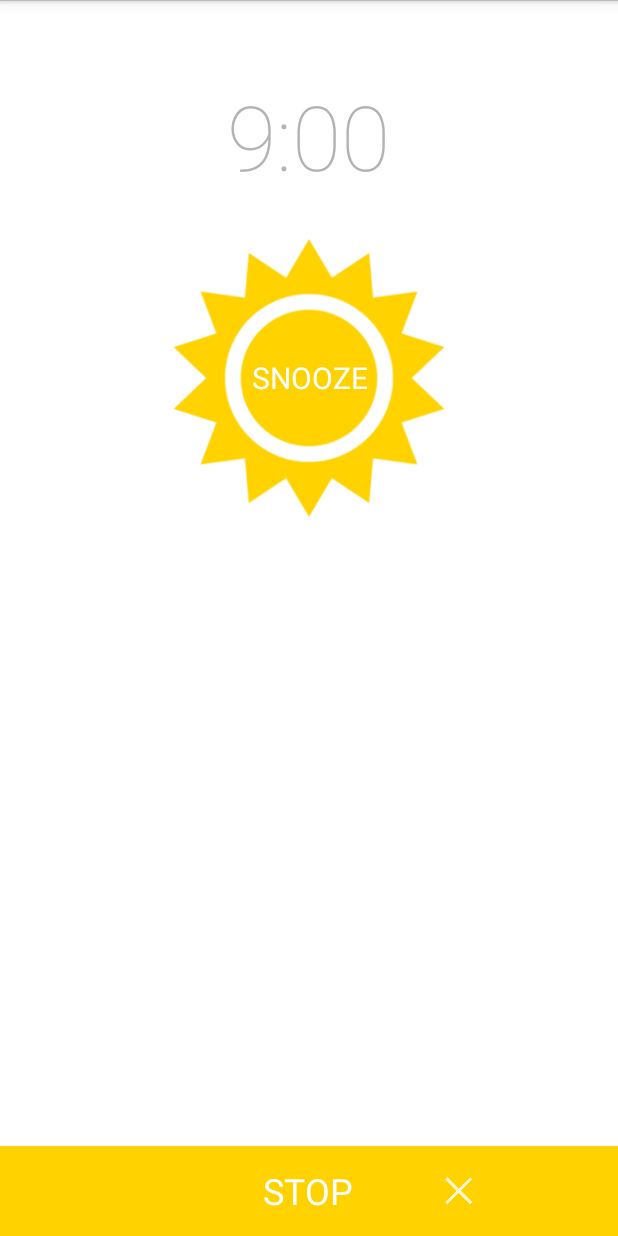
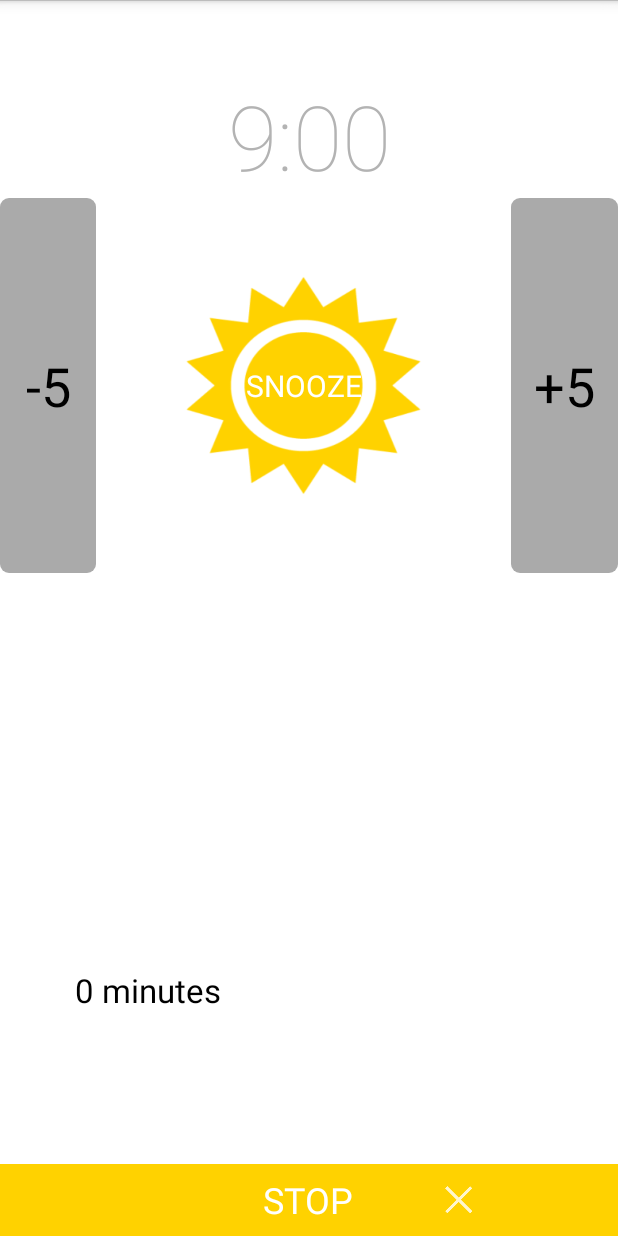
Before and after one commit to RaffaellaTran/morningDrone, an Android app: the RingingAlarmActivity screen opened directly, with no data from a screen before it, on a phone screen of 412 x 824 dp. Run offline under Robolectric (Android 15) with nearby library versions, the phone set to English and light mode, and no system bars; 2 statements that could not run were skipped.

Commit message:
improving snooze

```diff
--- a/app/src/main/AndroidManifest.xml
+++ b/app/src/main/AndroidManifest.xml
@@ -15,6 +15,9 @@
     <uses-permission android:name="android.permission.VIBRATE" />
     <uses-permission android:name="android.permission.RECEIVE_BOOT_COMPLETED" />
     <uses-permission android:name="android.permission.WAKE_LOCK" />
+    <uses-permission android:name="android.permission.BLUETOOTH"/>
+    <uses-permission android:name="android.permission.BLUETOOTH_ADMIN"/>
+
 
     <application
         android:allowBackup="true"
@@ -56,7 +59,7 @@
         <service
             android:name="net.raffy.mp3alarmclock.view.MediaPlayerService"
             android:enabled="true"
-            android:permission="net.mariyana.mp3alarmclock.MY_SERVICE_PERMISSION" />
+            android:permission="net.raffy.mp3alarmclock.MY_SERVICE_PERMISSION" />
 
         <receiver
             android:name="net.raffy.mp3alarmclock.view.PlayAlarmReceiver"
@@ -65,6 +68,16 @@
                 <action android:name="android.intent.action.BOOT_COMPLETED" />
             </intent-filter>
         </receiver>
+        <provider
+            android:name="net.raffy.mp3alarmclock.view.activity.AlarmClockProvider"
+            android:authorities="net.raffy.mp3alarmclock.provider"
+            android:exported="false" />
+        <activity
+            android:name="net.raffy.mp3alarmclock.view.activity.AlarmNotificationActivity"
+            android:screenOrientation="portrait"
+            android:launchMode="singleInstance"
+            android:taskAffinity=""
+            android:excludeFromRecents="true" />
     </application>
 
 </manifest>
--- a/app/src/main/java/net/raffy/mp3alarmclock/view/activity/AlarmNotificationActivity.java
+++ b/app/src/main/java/net/raffy/mp3alarmclock/view/activity/AlarmNotificationActivity.java
@@ -42,7 +42,7 @@ public class AlarmNotificationActivity extends Activity {
     @Override
     public void onCreate(Bundle state) {
         super.onCreate(state);
-        setContentView(R.layout.ringing_alarm_activity);
+        setContentView(R.layout.notification);
         // Make sure this window always shows over the lock screen.
         getWindow().addFlags(WindowManager.LayoutParams.FLAG_SHOW_WHEN_LOCKED);
 
--- a/app/src/main/java/net/raffy/mp3alarmclock/view/activity/RingingAlarmActivity.java
+++ b/app/src/main/java/net/raffy/mp3alarmclock/view/activity/RingingAlarmActivity.java
@@ -7,6 +7,7 @@ import android.app.PendingIntent;
 import android.content.Context;
 import android.content.Intent;
 import android.os.Bundle;
+import android.util.Log;
 import android.view.View;
 import android.view.View.OnClickListener;
 import android.view.Window;
@@ -17,20 +18,24 @@ import android.widget.TextView;
 import net.raffy.mp3alarmclock.R;
 import net.raffy.mp3alarmclock.model.Alarm;
 import net.raffy.mp3alarmclock.morning_drone.AlarmsManager;
+import net.raffy.mp3alarmclock.view.AlarmNotificationService;
 import net.raffy.mp3alarmclock.view.MediaPlayerService;
+
+import static android.content.ContentValues.TAG;
 
 
 public class RingingAlarmActivity extends Activity {
 	private Window window;
 	private AlarmsManager alarmsManger;
 	public static final int SNOOZING_NOTIFICATION_ID = 222;
-
+	private int snooze;
 	@Override
 	protected void onCreate(Bundle savedInstanceState) {
 		super.onCreate(savedInstanceState);
 
 		window = this.getWindow();
 		window.addFlags(WindowManager.LayoutParams.FLAG_DISMISS_KEYGUARD);
+		// Make sure this window always shows over the lock screen.
 		window.addFlags(WindowManager.LayoutParams.FLAG_SHOW_WHEN_LOCKED);
 		window.addFlags(WindowManager.LayoutParams.FLAG_TURN_SCREEN_ON);
 		window.addFlags(WindowManager.LayoutParams.FLAG_KEEP_SCREEN_ON);
@@ -48,6 +53,51 @@ public class RingingAlarmActivity extends Activity {
 
 		TextView alarmName = (TextView) findViewById(R.id.alarm_name);
 		alarmName.setText(alarm.getName());
+
+		final long alarmid = getIntent().getLongExtra(
+				AlarmNotificationService.ALARM_ID, DbUtil.Settings.DEFAULTS_ID);
+		Log.i(TAG, "Alarm notification intent " + alarmid);
+
+
+		// Pull snooze from saved state or options database.
+
+
+		final TextView snooze_text = (TextView)findViewById(R.id.snooze_text);
+		snooze_text.setText(getString(R.string.minutes, snooze));
+
+
+
+		findViewById(R.id.snooze_minus_five).setOnClickListener(
+				new View.OnClickListener() {
+					@Override
+					public void onClick(View view) {
+						snooze -= 5;
+						if (snooze <= 0) snooze = 5;
+						snooze_text.setText(getString(R.string.minutes, snooze));
+					}
+				});
+
+		findViewById(R.id.snooze_plus_five).setOnClickListener(
+				new View.OnClickListener() {
+					@Override
+					public void onClick(View view) {
+						snooze += 5;
+						if (snooze >= 60) snooze = 60;
+						snooze_text.setText(getString(R.string.minutes, snooze));
+					}
+				});
+
+		/*findViewById(R.id.snooze_alarm).setOnClickListener(
+				new View.OnClickListener() {
+					@Override
+					public void onClick(View view) {
+						AlarmNotificationService.snoozeAllAlarms(
+								getApplicationContext(),
+								TimeUtil.nextMinute(snooze).getTimeInMillis());
+						finish();
+					}
+				});*/
+
 
 		Button snoozeBtn = (Button) findViewById(R.id.btn_snooze_alarm);
 		snoozeBtn.setOnClickListener(new OnClickListener() {
--- a/app/src/main/java/net/raffy/mp3alarmclock/view/fragment/AlarmOptions.java
+++ b/app/src/main/java/net/raffy/mp3alarmclock/view/fragment/AlarmOptions.java
@@ -17,8 +17,8 @@ package net.raffy.mp3alarmclock.view.fragment;
 import android.app.DialogFragment;
 import android.media.MediaPlayer;
 
+public class AlarmOptions extends DialogFragment {
 
-public class AlarmOptions extends DialogFragment {
  //   private final SettingsObserver observer = new SettingsObserver();
     private MediaPlayer player = null;
     private int init_volume = 0;
--- a/app/src/main/res/layout/notification.xml
+++ b/app/src/main/res/layout/notification.xml
@@ -14,7 +14,6 @@
             android:textSize="36sp"
             android:layout_weight="1"
             android:background="@drawable/rect_btn"
-
             android:layout_width="wrap_content"
             android:layout_height="fill_parent" />
         <LinearLayout
--- a/app/src/main/res/layout/ringing_alarm_activity.xml
+++ b/app/src/main/res/layout/ringing_alarm_activity.xml
@@ -21,36 +21,85 @@
                 android:id="@+id/alarm_time"
                 style="@style/textViewWakeupTime"
                 android:layout_marginTop="50dp"
+                android:layout_width="match_parent"
+                android:layout_height="wrap_content"
                 android:layout_weight="2"
                 android:paddingBottom="@dimen/view_vertical_margin"
                 android:text="@string/alarm_time" />
+            <LinearLayout
+                android:orientation="horizontal"
+                android:layout_weight="1"
+                android:layout_width="fill_parent"
+                android:layout_height="wrap_content">
+                <Button
+                    android:id="@+id/snooze_minus_five"
+                    android:text="@string/minus_five"
+                    android:textSize="36sp"
+                    android:background="@drawable/rect_btn"
+                    android:layout_width="wrap_content"
+                    android:layout_height="fill_parent" />
 
                 <Button
                     android:id="@+id/btn_snooze_alarm"
                     style="@style/buttonSnooze"
+                    android:layout_width="263dp"
+                    android:layout_height="250dp"
                     android:layout_marginBottom="-40dp"
                     android:layout_marginTop="-40dp"
-                android:layout_weight="3"
                     android:text="@string/btn_snooze_alarm" />
 
-            <TextView
-                android:id="@+id/alarm_name"
-                style="@style/textViewNormal"
-                android:layout_gravity="center"
+                <Button
+                    android:id="@+id/snooze_plus_five"
+                    android:layout_width="wrap_content"
+                    android:layout_height="250dp"
                     android:layout_weight="1"
-                android:fontFamily="sans-serif-normal"
-                android:gravity="center"
-                android:paddingLeft="50dp"
-                android:paddingRight="50dp" />
+                    android:background="@drawable/rect_btn"
+                    android:text="@string/plus_five"
+                    android:textSize="36sp" />
+            </LinearLayout>
+
         </LinearLayout>
     </ScrollView>
 
     <Button
         android:id="@+id/btn_stop_alarm"
         style="@style/buttonMain"
+        android:layout_width="match_parent"
+        android:layout_height="wrap_content"
         android:drawableEnd="@drawable/ic_action_cancel"
         android:drawablePadding="-120dp"
         android:paddingRight="90dp"
         android:text="@string/btn_stop_alarm" />
+    <TextView
+        style="@android:style/TextAppearance.Large"
+        android:id="@+id/snooze_text"
+        android:layout_gravity="center"
+        android:fontFamily="sans-serif-normal"
+        android:layout_height="wrap_content"
+        android:layout_width="match_parent"
+        android:paddingLeft="50dp"
+        android:paddingRight="50dp"
+        android:layout_above="@+id/alarm_name"
+        android:layout_marginBottom="7dp"
+        />
+    <TextView
+        android:id="@+id/alarm_name"
+        style="@style/textViewNormal"
+        android:layout_gravity="center"
+        android:layout_width="match_parent"
+        android:layout_height="wrap_content"
+        android:fontFamily="sans-serif-normal"
+        android:gravity="center"
+        android:paddingLeft="50dp"
+        android:paddingRight="50dp"
+        android:layout_marginBottom="23dp"
+        android:layout_above="@+id/alarm_label"
+        android:layout_centerHorizontal="true" />
+    <TextView
+        android:id="@+id/alarm_label"
+        android:textSize="36sp"
+        android:layout_width="match_parent"
+        android:layout_height="wrap_content"
+        android:layout_above="@+id/btn_stop_alarm"/>
 
 </RelativeLayout>
--- a/app/src/main/res/values/styles.xml
+++ b/app/src/main/res/values/styles.xml
@@ -72,6 +72,12 @@
         <item name="android:layout_alignParentBottom">true</item>
     </style>
 
+    <style name="button5min" parent="android:Widget.Button">
+
+        <item name="android:background">@color/accentStrong</item>
+
+    </style>
+
     <!-- Timepicker -->
     <!--
     <style name="timePicker" parent="android:Widget.NumberPicker">
```
Also changed, not shown: 61 other files. Lines whose indentation alone changed are shown as unchanged.
